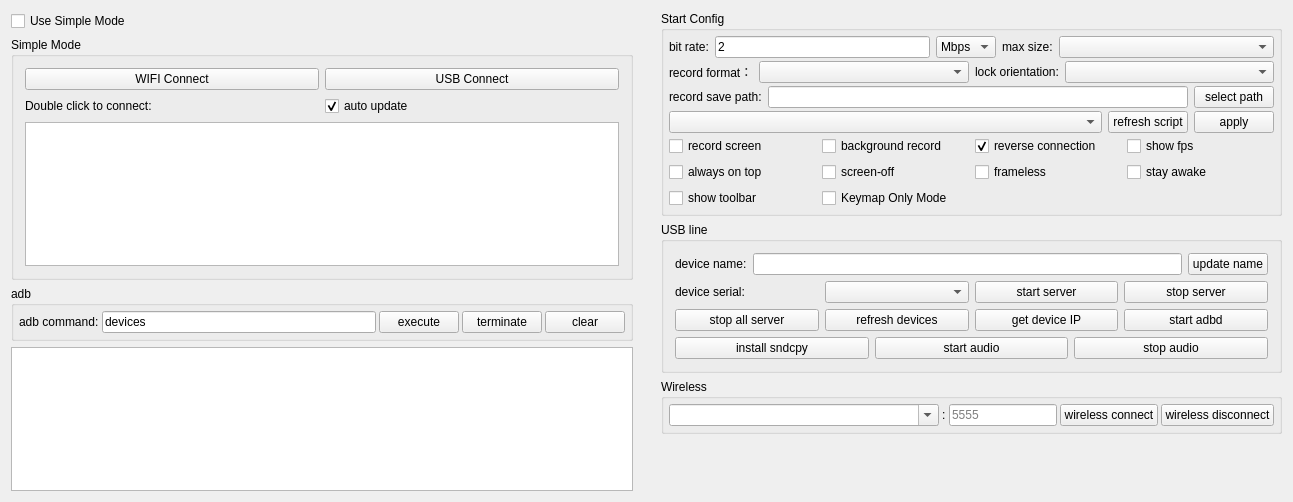
First picture: the form in QtScrcpy/ui/dialog.ui, repository ahmedhosnypro/QtScrcpy, before the edit.
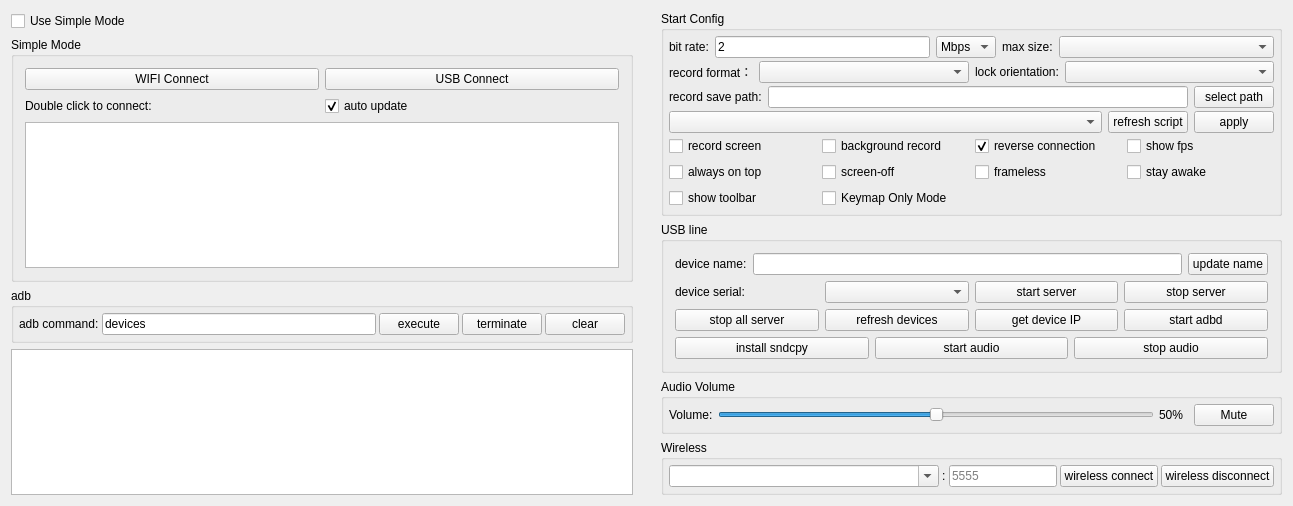
Second picture: the form after the edit.

Commit message:
Add volume control UI with config persistence
- Add volume slider, percentage label, and mute button to UI
- Position volume control between USB and Wireless sections
- Implement quadratic volume scaling for better audio control
- Integrate with existing config system for persistence
- Save/load volume setting between application sessions
- Add proper mute/unmute functionality with volume restoration
- Fix UserBootConfig structure duplicate field declarations

```diff
--- a/QtScrcpy/ui/dialog.ui
+++ b/QtScrcpy/ui/dialog.ui
@@ -1047,6 +1047,100 @@
         </layout>
        </widget>
       </item>
+      <item>
+       <widget class="QGroupBox" name="volumeGroupBox">
+        <property name="sizePolicy">
+         <sizepolicy hsizetype="Preferred" vsizetype="Preferred">
+          <horstretch>0</horstretch>
+          <verstretch>0</verstretch>
+         </sizepolicy>
+        </property>
+        <property name="title">
+         <string>Audio Volume</string>
+        </property>
+        <layout class="QHBoxLayout" name="volumeLayout">
+         <property name="spacing">
+          <number>5</number>
+         </property>
+         <property name="leftMargin">
+          <number>5</number>
+         </property>
+         <property name="topMargin">
+          <number>5</number>
+         </property>
+         <property name="rightMargin">
+          <number>5</number>
+         </property>
+         <property name="bottomMargin">
+          <number>5</number>
+         </property>
+         <item>
+          <widget class="QLabel" name="volumeLabel">
+           <property name="text">
+            <string>Volume:</string>
+           </property>
+          </widget>
+         </item>
+         <item>
+          <widget class="QSlider" name="volumeSlider">
+           <property name="sizePolicy">
+            <sizepolicy hsizetype="Expanding" vsizetype="Preferred">
+             <horstretch>0</horstretch>
+             <verstretch>0</verstretch>
+            </sizepolicy>
+           </property>
+           <property name="minimum">
+            <number>0</number>
+           </property>
+           <property name="maximum">
+            <number>100</number>
+           </property>
+           <property name="value">
+            <number>50</number>
+           </property>
+           <property name="orientation">
+            <enum>Qt::Horizontal</enum>
+           </property>
+          </widget>
+         </item>
+         <item>
+          <widget class="QLabel" name="volumeValueLabel">
+           <property name="sizePolicy">
+            <sizepolicy hsizetype="Maximum" vsizetype="Preferred">
+             <horstretch>0</horstretch>
+             <verstretch>0</verstretch>
+            </sizepolicy>
+           </property>
+           <property name="text">
+            <string>50%</string>
+           </property>
+           <property name="minimumSize">
+            <size>
+             <width>30</width>
+             <height>0</height>
+            </size>
+           </property>
+          </widget>
+         </item>
+         <item>
+          <widget class="QPushButton" name="muteBtn">
+           <property name="sizePolicy">
+            <sizepolicy hsizetype="Maximum" vsizetype="Preferred">
+             <horstretch>0</horstretch>
+             <verstretch>0</verstretch>
+            </sizepolicy>
+           </property>
+           <property name="text">
+            <string>Mute</string>
+           </property>
+           <property name="checkable">
+            <bool>true</bool>
+           </property>
+          </widget>
+         </item>
+        </layout>
+       </widget>
+      </item>
       <item>
        <widget class="QGroupBox" name="wirelessGroupBox">
         <property name="sizePolicy">
```
The commit also changes 3 other files.
